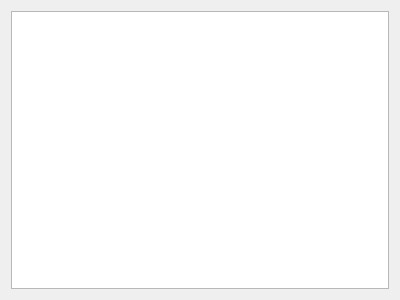
WojtekG98/Pogoda_dla_wedkarzy, file Pogoda_dla_wedkarzy/okresyochronne.ui: the form before one commit.
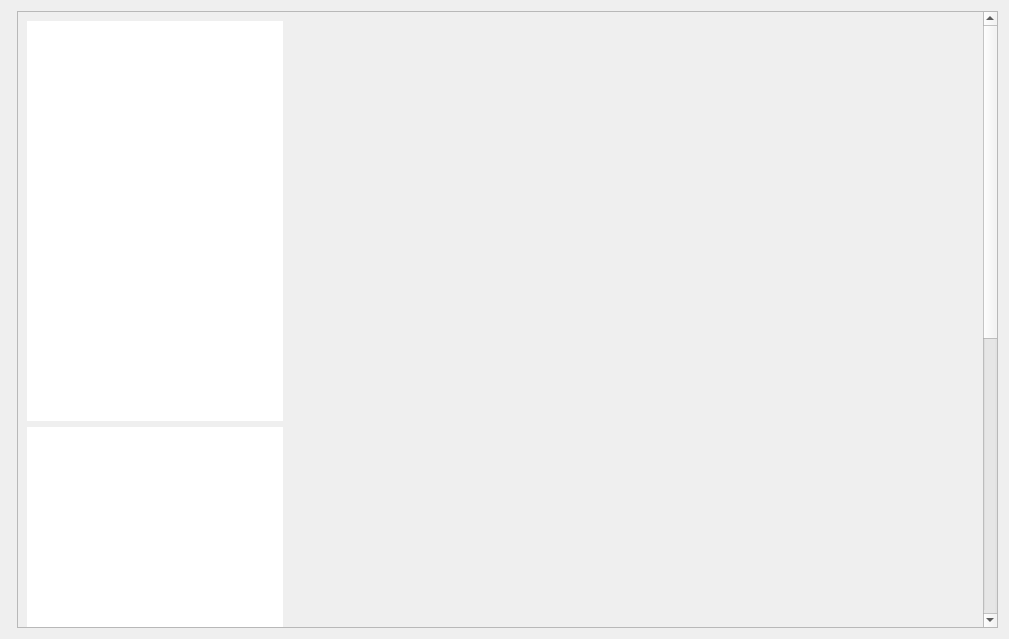
The form after the commit. Icons and pictures are not drawn.

```diff
--- a/Pogoda_dla_wedkarzy/okresyochronne.ui
+++ b/Pogoda_dla_wedkarzy/okresyochronne.ui
@@ -6,16 +6,157 @@
    <rect>
     <x>0</x>
     <y>0</y>
-    <width>400</width>
-    <height>300</height>
+    <width>1009</width>
+    <height>639</height>
    </rect>
   </property>
   <property name="windowTitle">
    <string>Dialog</string>
   </property>
-  <layout class="QGridLayout" name="gridLayout">
-   <item row="0" column="0">
-    <widget class="QTextBrowser" name="OkresyOchronneTekst"/>
+  <layout class="QFormLayout" name="formLayout">
+   <item row="0" column="1">
+    <widget class="QScrollArea" name="scrollArea">
+     <property name="widgetResizable">
+      <bool>true</bool>
+     </property>
+     <widget class="QWidget" name="scrollAreaWidgetContents">
+      <property name="geometry">
+       <rect>
+        <x>0</x>
+        <y>-539</y>
+        <width>966</width>
+        <height>1158</height>
+       </rect>
+      </property>
+      <layout class="QHBoxLayout" name="horizontalLayout">
+       <item>
+        <layout class="QFormLayout" name="formLayout_3">
+         <item row="0" column="0">
+          <widget class="QTextBrowser" name="Bolen_text">
+           <property name="autoFillBackground">
+            <bool>false</bool>
+           </property>
+           <property name="frameShape">
+            <enum>QFrame::NoFrame</enum>
+           </property>
+           <property name="verticalScrollBarPolicy">
+            <enum>Qt::ScrollBarAlwaysOff</enum>
+           </property>
+           <property name="horizontalScrollBarPolicy">
+            <enum>Qt::ScrollBarAsNeeded</enum>
+           </property>
+           <property name="sizeAdjustPolicy">
+            <enum>QAbstractScrollArea::AdjustIgnored</enum>
+           </property>
+          </widget>
+         </item>
+         <item row="0" column="1">
+          <widget class="QLabel" name="Bolen_pix">
+           <property name="minimumSize">
+            <size>
+             <width>600</width>
+             <height>400</height>
+            </size>
+           </property>
+           <property name="maximumSize">
+            <size>
+             <width>600</width>
+             <height>400</height>
+            </size>
+           </property>
+           <property name="text">
+            <string/>
+           </property>
+           <property name="pixmap">
+            <pixmap resource="ikony.qrc">:/ryby/boleń.jpg</pixmap>
+           </property>
+           <property name="scaledContents">
+            <bool>true</bool>
+           </property>
+          </widget>
+         </item>
+         <item row="1" column="1">
+          <widget class="QLabel" name="Brzana_pix">
+           <property name="minimumSize">
+            <size>
+             <width>600</width>
+             <height>400</height>
+            </size>
+           </property>
+           <property name="maximumSize">
+            <size>
+             <width>600</width>
+             <height>400</height>
+            </size>
+           </property>
+           <property name="text">
+            <string/>
+           </property>
+           <property name="pixmap">
+            <pixmap resource="ikony.qrc">:/ryby/brzana.jpg</pixmap>
+           </property>
+           <property name="scaledContents">
+            <bool>true</bool>
+           </property>
+          </widget>
+         </item>
+         <item row="1" column="0">
+          <widget class="QTextBrowser" name="Brzana_text">
+           <property name="frameShape">
+            <enum>QFrame::NoFrame</enum>
+           </property>
+          </widget>
+         </item>
+         <item row="2" column="0">
+          <widget class="QTextBrowser" name="Certa_text">
+           <property name="frameShape">
+            <enum>QFrame::NoFrame</enum>
+           </property>
+          </widget>
+         </item>
+         <item row="2" column="1">
+          <widget class="QLabel" name="Certa_pix">
+           <property name="minimumSize">
+            <size>
+             <width>420</width>
+             <height>300</height>
+            </size>
+           </property>
+           <property name="maximumSize">
+            <size>
+             <width>420</width>
+             <height>300</height>
+            </size>
+           </property>
+           <property name="text">
+            <string/>
+           </property>
+           <property name="pixmap">
+            <pixmap resource="ikony.qrc">:/ryby/certa.jpg</pixmap>
+           </property>
+           <property name="scaledContents">
+            <bool>true</bool>
+           </property>
+          </widget>
+         </item>
+         <item row="3" column="1">
+          <spacer name="horizontalSpacer">
+           <property name="orientation">
+            <enum>Qt::Horizontal</enum>
+           </property>
+           <property name="sizeHint" stdset="0">
+            <size>
+             <width>40</width>
+             <height>20</height>
+            </size>
+           </property>
+          </spacer>
+         </item>
+        </layout>
+       </item>
+      </layout>
+     </widget>
+    </widget>
    </item>
   </layout>
  </widget>
```
Left out of the diff: 6 changed lines with no effect on the pictures.
